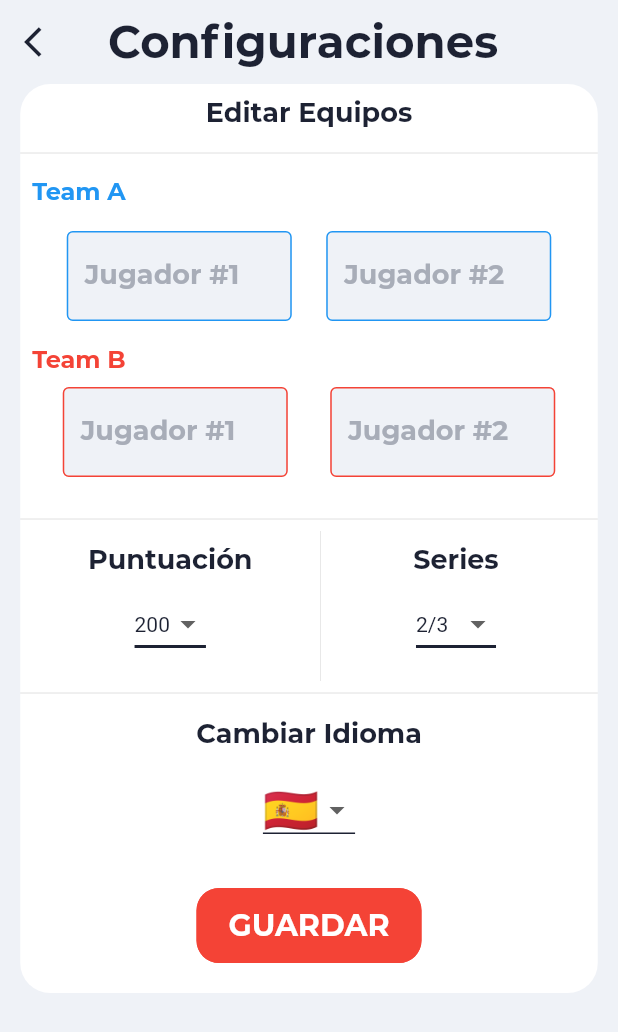
After one commit to nexstar-abrahammella/Dominote, a Flutter app: the SettingsGame screen opened directly, on a phone screen of 412 x 824 dp. The commit adds this screen. Shown: the top 1032 px of the screen. Run offline on Flutter 3.47's test engine with Material 2 defaults, Android fonts, the phone set to English and light mode, and no system bars; our stand-ins replace confetti, lottie.

Commit message:
Feat: Adding the setting screen

```diff
--- a/lib/screens/home_screen.dart
+++ b/lib/screens/home_screen.dart
@@ -7,6 +7,7 @@ import '../utilities/internationalization_constants.dart';
 import 'package:dominote/components/points_table_row.dart';
 import 'package:dominote/utilities/internationalization_constants.dart';
 import 'package:dominote/screens/game_winner_screen.dart';
+import 'package:dominote/screens/settings_screen.dart';
 
 import '../utilities/styles.dart';
 
@@ -153,7 +154,13 @@ class _HomeScreenState extends State<HomeScreen> {
                                 numberLabel: numberGamePoints,
                               ),
                               RawMaterialButton(
-                                onPressed: () {},
+                                onPressed: () {
+                                  Navigator.push(
+                                      context,
+                                      MaterialPageRoute(
+                                          builder: (context) =>
+                                              SettingsGame()));
+                                },
                                 fillColor: blue300,
                                 padding: EdgeInsets.all(5.0),
                                 shape: CircleBorder(),
--- /dev/null
+++ b/lib/screens/settings_screen.dart
@@ -0,0 +1,333 @@
+import 'package:flutter/material.dart';
+import 'package:dominote/utilities/styles.dart';
+
+class SettingsGame extends StatefulWidget {
+  @override
+  _SettingsGameState createState() => _SettingsGameState();
+}
+
+class _SettingsGameState extends State<SettingsGame> {
+  String dropDownSeriesValue = '2/3';
+  String dropDownPuntuationValue = '200';
+  String dropDownLanguageValue = '🇪🇸';
+
+  @override
+  Widget build(BuildContext context) {
+    return Scaffold(
+      appBar: AppBar(
+        title: Text(
+          'Configuraciones',
+          style: congratulationStyle,
+        ),
+        backgroundColor: blue200,
+        elevation: 0,
+        leading: IconButton(
+          icon: Icon(Icons.arrow_back_ios, color: blue900),
+          onPressed: () => Navigator.of(context).pop(),
+        ),
+      ),
+      backgroundColor: blue200,
+      body: SingleChildScrollView(
+        child: Center(
+          child: Container(
+            width: 385,
+            decoration: boxDecorationSettings,
+            child: Column(
+              children: <Widget>[
+                Column(
+                  children: <Widget>[
+                    Padding(
+                      padding: const EdgeInsets.all(8.0),
+                      child: Text(
+                        'Editar Equipos',
+                        style: textHeaderSettings,
+                      ),
+                    ),
+                    Divider(),
+                    Padding(
+                      padding: const EdgeInsets.all(8.0),
+                      child: Row(
+                        children: <Widget>[
+                          Text(
+                            'Team A',
+                            style: textOptionsSettings,
+                          ),
+                        ],
+                      ),
+                    ),
+                    Padding(
+                      padding: const EdgeInsets.all(8.0),
+                      child: Row(
+                        mainAxisAlignment: MainAxisAlignment.spaceEvenly,
+                        children: <Widget>[
+                          Container(
+                            height: 60,
+                            width: 150,
+                            decoration: boxDecorationTeamName,
+                            child: TextField(
+                              cursorColor: Colors.blue,
+                              style: teamPointsInput,
+                              decoration: InputDecoration(
+                                  border: OutlineInputBorder(),
+                                  enabledBorder: OutlineInputBorder(
+                                    borderSide: BorderSide(
+                                        color: Colors.blue, width: 1.0),
+                                  ),
+                                  focusedBorder: OutlineInputBorder(
+                                    borderSide: BorderSide(color: Colors.blue),
+                                  ),
+                                  labelText: 'Jugador #1',
+                                  labelStyle: teamNameHintTextInputTeamB),
+                              autofocus: false,
+                            ),
+                          ),
+                          Container(
+                            height: 60,
+                            width: 150,
+                            decoration: boxDecorationTeamName,
+                            child: TextField(
+                              cursorColor: Colors.blue,
+                              style: teamPointsInput,
+                              decoration: InputDecoration(
+                                  border: OutlineInputBorder(),
+                                  enabledBorder: OutlineInputBorder(
+                                    borderSide: BorderSide(
+                                        color: Colors.blue, width: 1.0),
+                                  ),
+                                  focusedBorder: OutlineInputBorder(
+                                    borderSide: BorderSide(color: Colors.blue),
+                                  ),
+                                  labelText: 'Jugador #2',
+                                  labelStyle: teamNameHintTextInputTeamB),
+                              autofocus: false,
+                            ),
+                          ),
+                        ],
+                      ),
+                    ),
+                    Padding(
+                      padding: const EdgeInsets.all(8.0),
+                      child: Row(
+                        children: <Widget>[
+                          Text(
+                            'Team B',
+                            style: textOptionsSettingsTeamB,
+                          ),
+                        ],
+                      ),
+                    ),
+                    Row(
+                      mainAxisAlignment: MainAxisAlignment.spaceEvenly,
+                      children: <Widget>[
+                        Container(
+                          height: 60,
+                          width: 150,
+                          decoration: boxDecorationTeamName,
+                          child: TextField(
+                            cursorColor: Colors.red,
+                            style: teamPointsInputTeamB,
+                            decoration: InputDecoration(
+                                border: OutlineInputBorder(),
+                                enabledBorder: OutlineInputBorder(
+                                  borderSide:
+                                      BorderSide(color: Colors.red, width: 1.0),
+                                ),
+                                focusedBorder: OutlineInputBorder(
+                                  borderSide: BorderSide(color: Colors.red),
+                                ),
+                                labelText: 'Jugador #1',
+                                labelStyle: teamNameHintTextInputTeamB),
+                            autofocus: false,
+                          ),
+                        ),
+                        Container(
+                          height: 60,
+                          width: 150,
+                          decoration: boxDecorationTeamName,
+                          child: TextField(
+                            cursorColor: Colors.red,
+                            style: teamPointsInputTeamB,
+                            decoration: InputDecoration(
+                                border: OutlineInputBorder(),
+                                enabledBorder: OutlineInputBorder(
+                                  borderSide:
+                                      BorderSide(color: Colors.red, width: 1.0),
+                                ),
+                                focusedBorder: OutlineInputBorder(
+                                  borderSide: BorderSide(color: Colors.red),
+                                ),
+                                labelText: 'Jugador #2',
+                                labelStyle: teamNameHintTextInputTeamB),
+                            autofocus: false,
+                          ),
+                        ),
+                      ],
+                    ),
+                  ],
+                ),
+                SizedBox(
+                  height: 20,
+                ),
+                Divider(),
+                Row(
+                  children: <Widget>[
+                    Container(
+                      height: 100,
+                      width: 200,
+                      child: Column(
+                        children: <Widget>[
+                          Padding(
+                            padding: const EdgeInsets.all(8.0),
+                            child: Text(
+                              'Puntuación',
+                              style: textHeaderSettings,
+                            ),
+                          ),
+                          DropdownButton<String>(
+                            value: dropDownPuntuationValue,
+                            elevation: 16,
+                            style: TextStyle(color: blue900),
+                            underline: Container(
+                              height: 2,
+                              color: blue900,
+                            ),
+                            onChanged: (String newValue) {
+                              setState(() {
+                                dropDownPuntuationValue = newValue;
+                              });
+                            },
+                            items: <String>[
+                              '200',
+                              '300',
+                              '400',
+                              '500',
+                              '600',
+                              '700',
+                              '800',
+                              '900'
+                            ].map<DropdownMenuItem<String>>((String value) {
+                              return DropdownMenuItem<String>(
+                                value: value,
+                                child: Text(value),
+                              );
+                            }).toList(),
+                          )
+                        ],
+                      ),
+                    ),
+                    Container(
+                      color: Colors.grey[300],
+                      height: 100,
+                      width: 0.5,
+                    ),
+                    Container(
+                      height: 100,
+                      width: 180,
+                      child: Column(
+                        children: <Widget>[
+                          Padding(
+                            padding: const EdgeInsets.all(8.0),
+                            child: Text(
+                              'Series',
+                              style: textHeaderSettings,
+                            ),
+                          ),
+                          DropdownButton<String>(
+                            value: dropDownSeriesValue,
+                            elevation: 16,
+                            style: TextStyle(color: blue900),
+                            underline: Container(
+                              height: 2,
+                              color: blue900,
+                            ),
+                            onChanged: (String newValue) {
+                              setState(() {
+                                dropDownSeriesValue = newValue;
+                              });
+                            },
+                            items: <String>['2/3', '3/5', '4/7', '6/10']
+                                .map<DropdownMenuItem<String>>((String value) {
+                              return DropdownMenuItem<String>(
+                                value: value,
+                                child: Text(value),
+                              );
+                            }).toList(),
+                          )
+                        ],
+                      ),
+                    ),
+                  ],
+                ),
+                Divider(),
+                Column(
+                  children: <Widget>[
+                    Padding(
+                      padding: const EdgeInsets.all(8.0),
+                      child: Text(
+                        'Cambiar Idioma',
+                        style: textHeaderSettings,
+                      ),
+                    ),
+                    Padding(
+                      padding: const EdgeInsets.all(8.0),
+                      child: Row(
+                        mainAxisAlignment: MainAxisAlignment.spaceEvenly,
+                        children: <Widget>[
+                          DropdownButton<String>(
+                            value: dropDownLanguageValue,
+                            elevation: 16,
+                            underline: Container(
+                              height: 1,
+                              color: blue900,
+                            ),
+                            onChanged: (String newValue) {
+                              setState(() {
+                                dropDownLanguageValue = newValue;
+                                print(dropDownLanguageValue);
+                              });
+                            },
+                            items: <String>['🇪🇸', '🇺🇸']
+                                .map<DropdownMenuItem<String>>((String value) {
+                              return DropdownMenuItem<String>(
+                                value: value,
+                                child: Text(
+                                  value,
+                                  style: TextStyle(fontSize: 30),
+                                ),
+                              );
+                            }).toList(),
+                          )
+                        ],
+                      ),
+                    ),
+                  ],
+                ),
+                SizedBox(
+                  height: 20,
+                ),
+                Container(
+                  height: 50,
+                  width: 150,
+                  child: RaisedButton(
+                    elevation: 0,
+                    shape: RoundedRectangleBorder(
+                        borderRadius: BorderRadius.circular(15.0),
+                        side: BorderSide(color: Colors.red)),
+                    onPressed: () => Navigator.of(context).pop(),
+                    color: Colors.red,
+                    textColor: Colors.white,
+                    child: Text("Guardar".toUpperCase(),
+                        style: textButtonSaveSettings),
+                  ),
+                ),
+                SizedBox(
+                  height: 20,
+                ),
+              ],
+            ),
+          ),
+        ),
+      ),
+    );
+  }
+}
--- a/lib/utilities/styles.dart
+++ b/lib/utilities/styles.dart
@@ -65,9 +65,30 @@ const teamPointsHintTextInput = TextStyle(
   fontFamily: 'Monserrat',
 );
 
+const teamNameHintTextInput = TextStyle(
+  fontSize: 18,
+  color: blue300,
+  fontWeight: FontWeight.bold,
+  fontFamily: 'Monserrat',
+);
+
+const teamNameHintTextInputTeamB = TextStyle(
+  fontSize: 18,
+  color: blue300,
+  fontWeight: FontWeight.bold,
+  fontFamily: 'Monserrat',
+);
+
 const teamPointsInput = TextStyle(
-  fontSize: 23,
-  color: blue900,
+  fontSize: 20,
+  color: Colors.blue,
+  fontWeight: FontWeight.bold,
+  fontFamily: 'Monserrat',
+);
+
+const teamPointsInputTeamB = TextStyle(
+  fontSize: 20,
+  color: Colors.red,
   fontWeight: FontWeight.bold,
   fontFamily: 'Monserrat',
 );
@@ -132,9 +153,46 @@ const dividerScoresStyle = TextStyle(
   fontFamily: 'Monserrat',
 );
 
-const buttonShareStyle = TextStyle(
-  fontSize: 23,
+const textHeaderSettings = TextStyle(
+  fontSize: 18,
+  color: blue900,
+  fontWeight: FontWeight.bold,
+  fontFamily: 'Monserrat',
+);
+
+const textOptionsSettings = TextStyle(
+  fontSize: 16,
+  color: Colors.blue,
+  fontWeight: FontWeight.bold,
+  fontFamily: 'Monserrat',
+);
+
+const textOptionsSettingsTeamB = TextStyle(
+  fontSize: 16,
+  color: Colors.red,
+  fontWeight: FontWeight.bold,
+  fontFamily: 'Monserrat',
+);
+
+const textButtonSaveSettings = TextStyle(
+  fontSize: 20,
   color: whiteColor,
   fontWeight: FontWeight.bold,
   fontFamily: 'Monserrat',
 );
+
+const boxDecorationSettings = BoxDecoration(
+    color: whiteColor, borderRadius: BorderRadius.all(Radius.circular(20)));
+
+const boxDecorationTeamName = BoxDecoration(
+    color: blue200, borderRadius: BorderRadius.all(Radius.circular(5)));
+
+const inputDecorationTeamNamePlayerOneSettings = InputDecoration(
+  hintText: "Jugador #1",
+  hintStyle: teamNameHintTextInput,
+);
+
+const inputDecorationTeamNamePlayerTwoSettings = InputDecoration(
+  hintText: "Jugador #2",
+  hintStyle: teamNameHintTextInput,
+);
```
